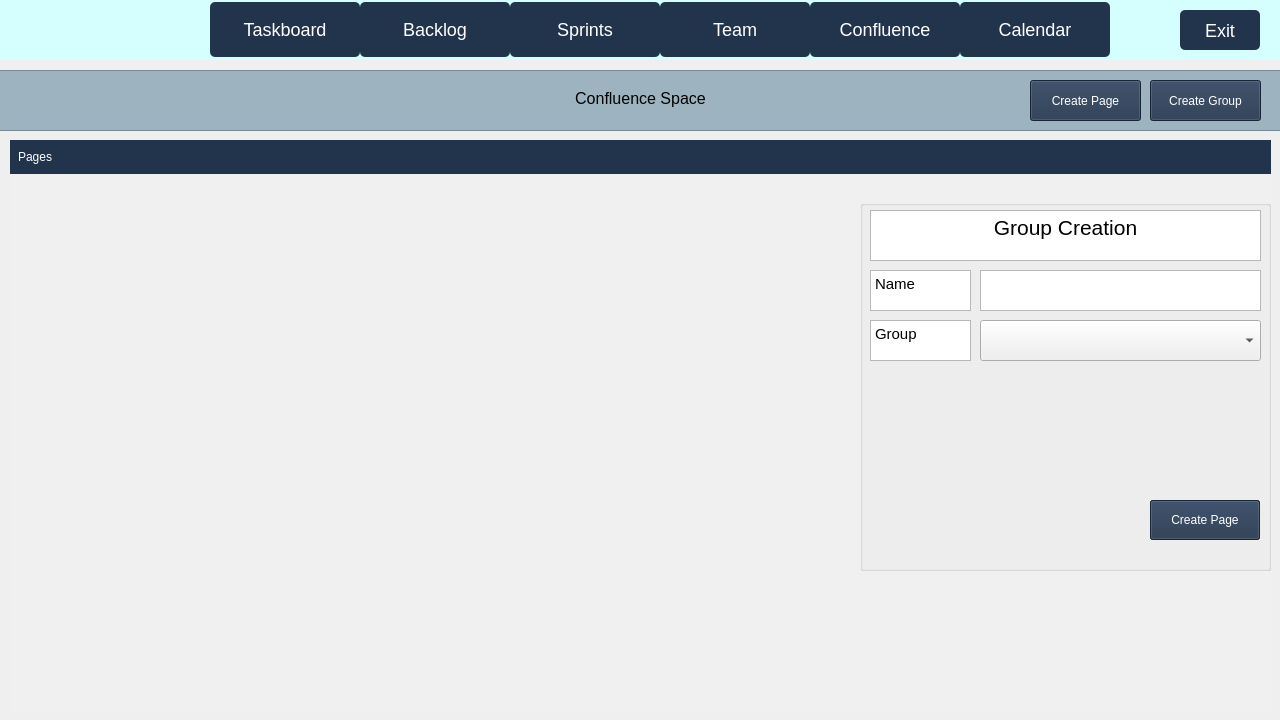
First picture: the form in code/Staging_Environment/Recovered/Staging_Environment_Recorverd/parentboard.ui, repository muazzamaqeel/Software-Project-CTS-5, before the edit.
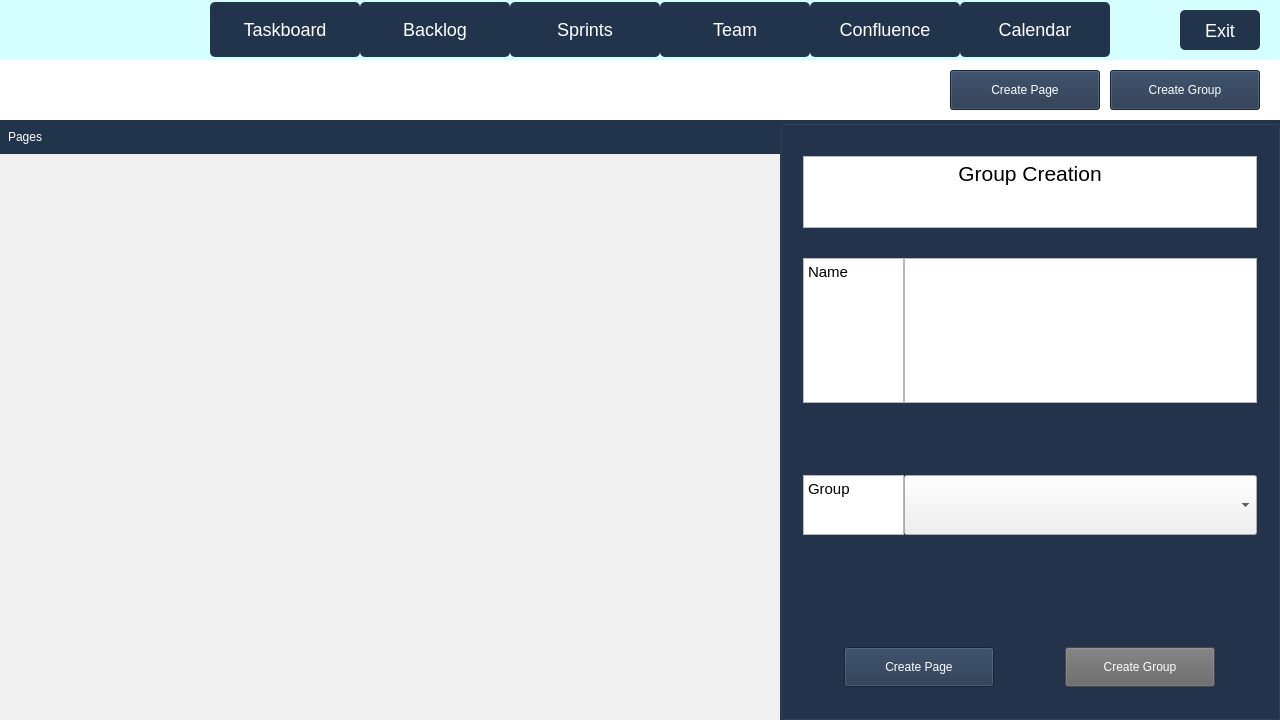
Second picture: the form after the edit. The open tabs and pages were chosen to show the change. Icons and pictures are not drawn.

Commit message: Layouts: Part 2 - Confluence & Calendar

Patch:
```diff
--- a/code/Staging_Environment/Recovered/Staging_Environment_Recorverd/parentboard.ui
+++ b/code/Staging_Environment/Recovered/Staging_Environment_Recorverd/parentboard.ui
@@ -3493,14 +3493,163 @@
        <zorder>sprint_table</zorder>
       </widget>
       <widget class="QWidget" name="confluencePage">
+       <property name="minimumSize">
+        <size>
+         <width>1280</width>
+         <height>660</height>
+        </size>
+       </property>
+       <layout class="QVBoxLayout" name="verticalLayout_13">
+        <property name="spacing">
+         <number>0</number>
+        </property>
+        <property name="leftMargin">
+         <number>0</number>
+        </property>
+        <property name="topMargin">
+         <number>0</number>
+        </property>
+        <property name="rightMargin">
+         <number>0</number>
+        </property>
+        <property name="bottomMargin">
+         <number>0</number>
+        </property>
+        <item>
+         <widget class="QWidget" name="topBarConfluenceLayout" native="true">
+          <property name="styleSheet">
+           <string notr="true">QWidget {
+background-color: white;
+}</string>
+          </property>
+          <layout class="QHBoxLayout" name="horizontalLayout_26">
+           <property name="spacing">
+            <number>0</number>
+           </property>
+           <property name="leftMargin">
+            <number>0</number>
+           </property>
+           <property name="topMargin">
+            <number>0</number>
+           </property>
+           <property name="rightMargin">
+            <number>20</number>
+           </property>
+           <property name="bottomMargin">
+            <number>0</number>
+           </property>
+           <item>
+            <spacer name="horizontalSpacer_7">
+             <property name="orientation">
+              <enum>Qt::Horizontal</enum>
+             </property>
+             <property name="sizeHint" stdset="0">
+              <size>
+               <width>40</width>
+               <height>60</height>
+              </size>
+             </property>
+            </spacer>
+           </item>
+           <item>
+            <layout class="QHBoxLayout" name="topConfluenceButtonLayout">
+             <property name="spacing">
+              <number>10</number>
+             </property>
+             <item>
+              <widget class="QPushButton" name="ButtonPage_Confluence">
+               <property name="minimumSize">
+                <size>
+                 <width>150</width>
+                 <height>40</height>
+                </size>
+               </property>
+               <property name="maximumSize">
+                <size>
+                 <width>150</width>
+                 <height>40</height>
+                </size>
+               </property>
+               <property name="styleSheet">
+                <string notr="true">QPushButton {
+font: 13pt &quot;Arial&quot;;
+color: rgb(255, 255, 255);
+background-color: #22344C;
+}</string>
+               </property>
+               <property name="text">
+                <string>Create Page</string>
+               </property>
+              </widget>
+             </item>
+             <item>
+              <widget class="QPushButton" name="ButtonGroup_Confluence">
+               <property name="minimumSize">
+                <size>
+                 <width>150</width>
+                 <height>40</height>
+                </size>
+               </property>
+               <property name="maximumSize">
+                <size>
+                 <width>150</width>
+                 <height>40</height>
+                </size>
+               </property>
+               <property name="styleSheet">
+                <string notr="true">QPushButton {
+font: 13pt &quot;Arial&quot;;
+color: rgb(255, 255, 255);
+background-color: #22344C;
+}</string>
+               </property>
+               <property name="text">
+                <string>Create Group</string>
+               </property>
+              </widget>
+             </item>
+            </layout>
+           </item>
+          </layout>
+         </widget>
+        </item>
+        <item>
+         <widget class="QWidget" name="tableConfluenceLayout" native="true">
+          <property name="minimumSize">
+           <size>
+            <width>1280</width>
+            <height>600</height>
+           </size>
+          </property>
+          <layout class="QHBoxLayout" name="horizontalLayout_27" stretch="78,50">
+           <property name="spacing">
+            <number>0</number>
+           </property>
+           <property name="leftMargin">
+            <number>0</number>
+           </property>
+           <property name="topMargin">
+            <number>0</number>
+           </property>
+           <property name="rightMargin">
+            <number>0</number>
+           </property>
+           <property name="bottomMargin">
+            <number>0</number>
+           </property>
+           <item>
        <widget class="QTreeWidget" name="userTaskTreeWidget_2">
-        <property name="geometry">
-         <rect>
-          <x>10</x>
-          <y>80</y>
-          <width>1261</width>
-          <height>571</height>
-         </rect>
+             <property name="minimumSize">
+              <size>
+               <width>780</width>
+               <height>600</height>
+              </size>
+             </property>
+             <property name="maximumSize">
+              <size>
+               <width>16777215</width>
+               <height>16777215</height>
+              </size>
         </property>
         <property name="styleSheet">
          <string notr="true">/* QTreeWidget Stylesheet */
@@ -3615,72 +3764,73 @@
          </property>
         </column>
        </widget>
-       <widget class="QTextBrowser" name="label_userstories_2">
-        <property name="geometry">
-         <rect>
-          <x>-10</x>
-          <y>10</y>
-          <width>1301</width>
-          <height>61</height>
-         </rect>
-        </property>
-        <property name="styleSheet">
-         <string notr="true">background-color: #9EB3C0;
-</string>
-        </property>
-        <property name="html">
-         <string>&lt;!DOCTYPE HTML PUBLIC &quot;-//W3C//DTD HTML 4.0//EN&quot; &quot;http://www.w3.org/TR/REC-html40/strict.dtd&quot;&gt;
-&lt;html&gt;&lt;head&gt;&lt;meta name=&quot;qrichtext&quot; content=&quot;1&quot; /&gt;&lt;meta charset=&quot;utf-8&quot; /&gt;&lt;style type=&quot;text/css&quot;&gt;
-p, li { white-space: pre-wrap; }
-hr { height: 1px; border-width: 0; }
-li.unchecked::marker { content: &quot;\2610&quot;; }
-li.checked::marker { content: &quot;\2612&quot;; }
-&lt;/style&gt;&lt;/head&gt;&lt;body style=&quot; font-family:'.AppleSystemUIFont'; font-size:13pt; font-weight:400; font-style:normal;&quot;&gt;
-&lt;p align=&quot;center&quot; style=&quot;-qt-paragraph-type:empty; margin-top:0px; margin-bottom:0px; margin-left:0px; margin-right:0px; -qt-block-indent:0; text-indent:0px; font-family:'Segoe UI'; font-size:9pt;&quot;&gt;&lt;br /&gt;&lt;/p&gt;
-&lt;p align=&quot;center&quot; style=&quot; margin-top:0px; margin-bottom:0px; margin-left:0px; margin-right:0px; -qt-block-indent:0; text-indent:0px;&quot;&gt;&lt;span style=&quot; font-family:'Segoe UI'; font-size:12pt;&quot;&gt;Confluence Space&lt;/span&gt;&lt;/p&gt;&lt;/body&gt;&lt;/html&gt;</string>
-        </property>
-       </widget>
-       <widget class="QPushButton" name="ButtonGroup_Confluence">
-        <property name="geometry">
-         <rect>
-          <x>1150</x>
-          <y>20</y>
-          <width>111</width>
-          <height>41</height>
-         </rect>
-        </property>
-        <property name="styleSheet">
-         <string notr="true">QPushButton {
-font: 13pt &quot;Arial&quot;;
-color: rgb(255, 255, 255);
-background-color: #22344C;
-}</string>
-        </property>
-        <property name="text">
-         <string>Create Group</string>
-        </property>
-       </widget>
+           </item>
+           <item>
        <widget class="QGroupBox" name="CreationBox_Confluence">
-        <property name="geometry">
-         <rect>
-          <x>860</x>
-          <y>140</y>
-          <width>411</width>
-          <height>371</height>
-         </rect>
+             <property name="minimumSize">
+              <size>
+               <width>500</width>
+               <height>600</height>
+              </size>
+             </property>
+             <property name="styleSheet">
+              <string notr="true">QGroupBox {
+background-color: #22344C; 
+}</string>
         </property>
         <property name="title">
          <string/>
         </property>
+             <layout class="QVBoxLayout" name="verticalLayout_12" stretch="1,2,2,0,1">
+              <property name="spacing">
+               <number>30</number>
+              </property>
+              <property name="leftMargin">
+               <number>20</number>
+              </property>
+              <property name="topMargin">
+               <number>30</number>
+              </property>
+              <property name="rightMargin">
+               <number>20</number>
+              </property>
+              <property name="bottomMargin">
+               <number>30</number>
+              </property>
+              <item>
+               <widget class="QTextBrowser" name="Confluence_HeadingText">
+                <property name="html">
+                 <string>&lt;!DOCTYPE HTML PUBLIC &quot;-//W3C//DTD HTML 4.0//EN&quot; &quot;http://www.w3.org/TR/REC-html40/strict.dtd&quot;&gt;
+&lt;html&gt;&lt;head&gt;&lt;meta name=&quot;qrichtext&quot; content=&quot;1&quot; /&gt;&lt;meta charset=&quot;utf-8&quot; /&gt;&lt;style type=&quot;text/css&quot;&gt;
+p, li { white-space: pre-wrap; }
+hr { height: 1px; border-width: 0; }
+li.unchecked::marker { content: &quot;\2610&quot;; }
+li.checked::marker { content: &quot;\2612&quot;; }
+&lt;/style&gt;&lt;/head&gt;&lt;body style=&quot; font-family:'.AppleSystemUIFont'; font-size:13pt; font-weight:400; font-style:normal;&quot;&gt;
+&lt;p align=&quot;center&quot; style=&quot; margin-top:0px; margin-bottom:0px; margin-left:0px; margin-right:0px; -qt-block-indent:0; text-indent:0px;&quot;&gt;&lt;span style=&quot; font-family:'Segoe UI'; font-size:16pt;&quot;&gt;Group Creation&lt;/span&gt;&lt;/p&gt;&lt;/body&gt;&lt;/html&gt;</string>
+                </property>
+               </widget>
+              </item>
+              <item>
+               <widget class="QWidget" name="titleConfluenceLayout" native="true">
+                <layout class="QHBoxLayout" name="horizontalLayout_18" stretch="10,35">
+                 <property name="spacing">
+                  <number>0</number>
+                 </property>
+                 <property name="leftMargin">
+                  <number>0</number>
+                 </property>
+                 <property name="topMargin">
+                  <number>0</number>
+                 </property>
+                 <property name="rightMargin">
+                  <number>0</number>
+                 </property>
+                 <property name="bottomMargin">
+                  <number>0</number>
+                 </property>
+                 <item>
         <widget class="QTextBrowser" name="Confluence_NameText">
-         <property name="geometry">
-          <rect>
-           <x>10</x>
-           <y>70</y>
-           <width>101</width>
-           <height>41</height>
-          </rect>
-         </property>
          <property name="html">
           <string>&lt;!DOCTYPE HTML PUBLIC &quot;-//W3C//DTD HTML 4.0//EN&quot; &quot;http://www.w3.org/TR/REC-html40/strict.dtd&quot;&gt;
 &lt;html&gt;&lt;head&gt;&lt;meta name=&quot;qrichtext&quot; content=&quot;1&quot; /&gt;&lt;meta charset=&quot;utf-8&quot; /&gt;&lt;style type=&quot;text/css&quot;&gt;
@@ -3692,24 +3842,51 @@
 &lt;p style=&quot; margin-top:0px; margin-bottom:0px; margin-left:0px; margin-right:0px; -qt-block-indent:0; text-indent:0px;&quot;&gt;&lt;span style=&quot; font-family:'Segoe UI'; font-size:11pt;&quot;&gt;Name&lt;/span&gt;&lt;/p&gt;&lt;/body&gt;&lt;/html&gt;</string>
          </property>
         </widget>
+                 </item>
+                 <item>
         <widget class="QTextEdit" name="InputTitle_2">
-         <property name="geometry">
-          <rect>
-           <x>120</x>
-           <y>70</y>
-           <width>281</width>
-           <height>41</height>
-          </rect>
-         </property>
-        </widget>
+                   <property name="minimumSize">
+                    <size>
+                     <width>350</width>
+                     <height>60</height>
+                    </size>
+                   </property>
+                  </widget>
+                 </item>
+                </layout>
+               </widget>
+              </item>
+              <item>
+               <widget class="QWidget" name="groupConfluenceLayout" native="true">
+                <property name="minimumSize">
+                 <size>
+                  <width>450</width>
+                  <height>60</height>
+                 </size>
+                </property>
+                <layout class="QHBoxLayout" name="horizontalLayout_24" stretch="10,35">
+                 <property name="spacing">
+                  <number>0</number>
+                 </property>
+                 <property name="leftMargin">
+                  <number>0</number>
+                 </property>
+                 <property name="topMargin">
+                  <number>0</number>
+                 </property>
+                 <property name="rightMargin">
+                  <number>0</number>
+                 </property>
+                 <property name="bottomMargin">
+                  <number>0</number>
+                 </property>
+                 <item>
         <widget class="QTextBrowser" name="Confluence_GroupText">
-         <property name="geometry">
-          <rect>
-           <x>10</x>
-           <y>120</y>
-           <width>101</width>
-           <height>41</height>
-          </rect>
+                   <property name="maximumSize">
+                    <size>
+                     <width>16777215</width>
+                     <height>60</height>
+                    </size>
          </property>
          <property name="html">
           <string>&lt;!DOCTYPE HTML PUBLIC &quot;-//W3C//DTD HTML 4.0//EN&quot; &quot;http://www.w3.org/TR/REC-html40/strict.dtd&quot;&gt;
@@ -3722,89 +3899,52 @@
 &lt;p style=&quot; margin-top:0px; margin-bottom:0px; margin-left:0px; margin-right:0px; -qt-block-indent:0; text-indent:0px;&quot;&gt;&lt;span style=&quot; font-family:'Segoe UI'; font-size:11pt;&quot;&gt;Group&lt;/span&gt;&lt;/p&gt;&lt;/body&gt;&lt;/html&gt;</string>
          </property>
         </widget>
-        <widget class="QTextBrowser" name="Confluence_HeadingText">
-         <property name="geometry">
-          <rect>
-           <x>10</x>
-           <y>10</y>
-           <width>391</width>
-           <height>51</height>
-          </rect>
-         </property>
-         <property name="html">
-          <string>&lt;!DOCTYPE HTML PUBLIC &quot;-//W3C//DTD HTML 4.0//EN&quot; &quot;http://www.w3.org/TR/REC-html40/strict.dtd&quot;&gt;
-&lt;html&gt;&lt;head&gt;&lt;meta name=&quot;qrichtext&quot; content=&quot;1&quot; /&gt;&lt;meta charset=&quot;utf-8&quot; /&gt;&lt;style type=&quot;text/css&quot;&gt;
-p, li { white-space: pre-wrap; }
-hr { height: 1px; border-width: 0; }
-li.unchecked::marker { content: &quot;\2610&quot;; }
-li.checked::marker { content: &quot;\2612&quot;; }
-&lt;/style&gt;&lt;/head&gt;&lt;body style=&quot; font-family:'.AppleSystemUIFont'; font-size:13pt; font-weight:400; font-style:normal;&quot;&gt;
-&lt;p align=&quot;center&quot; style=&quot; margin-top:0px; margin-bottom:0px; margin-left:0px; margin-right:0px; -qt-block-indent:0; text-indent:0px;&quot;&gt;&lt;span style=&quot; font-family:'Segoe UI'; font-size:16pt;&quot;&gt;Group Creation&lt;/span&gt;&lt;/p&gt;&lt;/body&gt;&lt;/html&gt;</string>
-         </property>
-        </widget>
-        <widget class="QPushButton" name="Button_Create_Confluence">
-         <property name="geometry">
-          <rect>
-           <x>290</x>
-           <y>300</y>
-           <width>110</width>
-           <height>40</height>
-          </rect>
-         </property>
-         <property name="minimumSize">
-          <size>
-           <width>110</width>
-           <height>40</height>
-          </size>
-         </property>
-         <property name="maximumSize">
-          <size>
-           <width>110</width>
-           <height>40</height>
-          </size>
-         </property>
-         <property name="autoFillBackground">
-          <bool>false</bool>
-         </property>
-         <property name="styleSheet">
-          <string notr="true">QPushButton {
-font: 13pt &quot;Arial&quot;;
-background-color: rgb(100, 100, 100);
-color: rgb(255, 255, 255);
-}</string>
-         </property>
-         <property name="text">
-          <string>Create Group</string>
-         </property>
-        </widget>
+                 </item>
+                 <item>
         <widget class="QComboBox" name="InputGroup_Confluence_Heading">
-         <property name="geometry">
-          <rect>
-           <x>120</x>
-           <y>120</y>
-           <width>281</width>
-           <height>41</height>
-          </rect>
-         </property>
-        </widget>
+                   <property name="minimumSize">
+                    <size>
+                     <width>350</width>
+                     <height>60</height>
+                    </size>
+                   </property>
+                   <property name="maximumSize">
+                    <size>
+                     <width>16777215</width>
+                     <height>60</height>
+                    </size>
+                   </property>
+                  </widget>
+                 </item>
+                </layout>
+               </widget>
+              </item>
+              <item>
+               <spacer name="verticalSpacer">
+                <property name="orientation">
+                 <enum>Qt::Vertical</enum>
+                </property>
+                <property name="sizeHint" stdset="0">
+                 <size>
+                  <width>20</width>
+                  <height>40</height>
+                 </size>
+                </property>
+               </spacer>
+              </item>
+              <item>
+               <layout class="QHBoxLayout" name="horizontalLayout_25">
+                <item>
         <widget class="QPushButton" name="Button_CreatePage_Confluence">
-         <property name="geometry">
-          <rect>
-           <x>290</x>
-           <y>300</y>
-           <width>110</width>
-           <height>40</height>
-          </rect>
-         </property>
          <property name="minimumSize">
           <size>
-           <width>110</width>
+                    <width>150</width>
            <height>40</height>
           </size>
          </property>
          <property name="maximumSize">
           <size>
-           <width>110</width>
+                    <width>150</width>
            <height>40</height>
           </size>
          </property>
@@ -3822,27 +3962,45 @@
           <string>Create Page</string>
          </property>
         </widget>
-       </widget>
-       <widget class="QPushButton" name="ButtonPage_Confluence">
-        <property name="geometry">
-         <rect>
-          <x>1030</x>
-          <y>20</y>
-          <width>111</width>
-          <height>41</height>
-         </rect>
-        </property>
+                </item>
+                <item>
+                 <widget class="QPushButton" name="Button_Create_Confluence">
+                  <property name="minimumSize">
+                   <size>
+                    <width>150</width>
+                    <height>40</height>
+                   </size>
+                  </property>
+                  <property name="maximumSize">
+                   <size>
+                    <width>150</width>
+                    <height>40</height>
+                   </size>
+                  </property>
+                  <property name="autoFillBackground">
+                   <bool>false</bool>
+                  </property>
         <property name="styleSheet">
          <string notr="true">QPushButton {
 font: 13pt &quot;Arial&quot;;
+background-color: rgb(100, 100, 100);
 color: rgb(255, 255, 255);
-background-color: #22344C;
 }</string>
         </property>
         <property name="text">
-         <string>Create Page</string>
-        </property>
-       </widget>
+                   <string>Create Group</string>
+                  </property>
+                 </widget>
+                </item>
+               </layout>
+              </item>
+             </layout>
+            </widget>
+           </item>
+          </layout>
+         </widget>
+        </item>
+       </layout>
       </widget>
       <widget class="QWidget" name="calendarPage">
        <widget class="QCalendarWidget" name="calendarWidget">
```
Left out of the diff: 272 changed lines with no effect on the pictures. Lines whose indentation alone changed are shown as unchanged.
